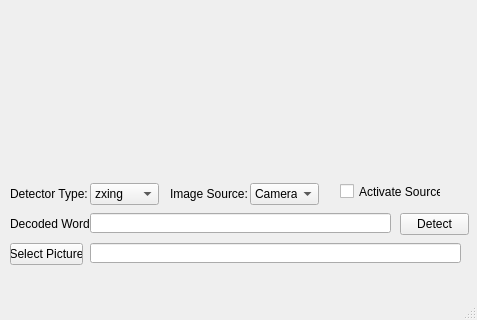
The window that python/gui/pzh-qrcode.ui (JayHeng/pzh-qrcode) describes before a commit, drawn with Qt 5; both pictures show x 0 to 477 and y 357 to 677 of the 477 by 677 pixel window.
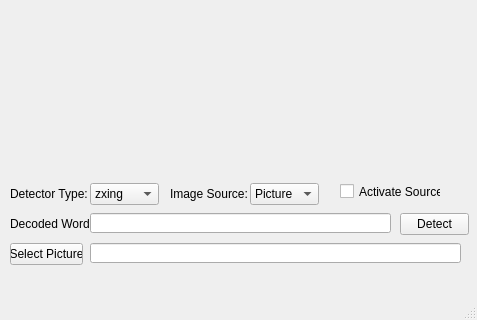
The same window after the commit.

Commit message: [Py] Done detector based on zxing (source from picture)

Patch:
```diff
--- a/python/gui/pzh-qrcode.ui
+++ b/python/gui/pzh-qrcode.ui
@@ -604,7 +604,7 @@
      </rect>
     </property>
     <property name="currentIndex">
-     <number>0</number>
+     <number>1</number>
     </property>
     <item>
      <property name="text">
```
The commit also changes 2 other files.
